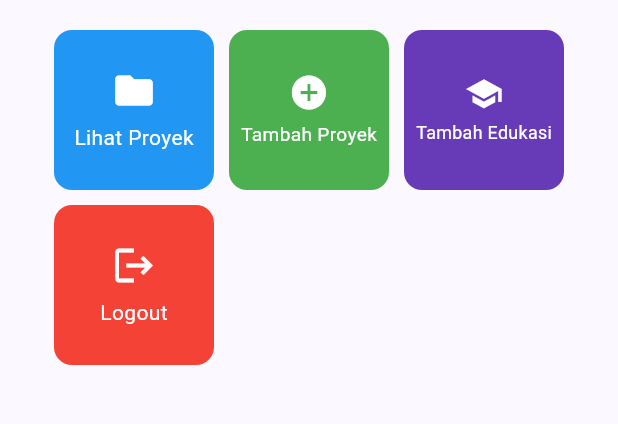
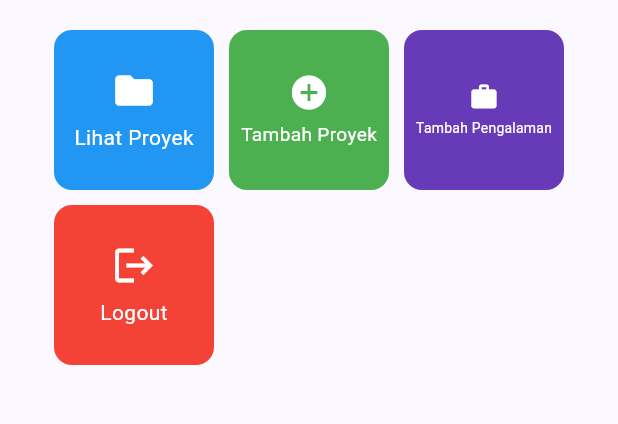
Before and after one commit to adiradmnk/myportofolio_mobile, a Flutter app: the screen it shows after launch, in the side drawer, after a tap on "Home", on a phone screen of 412 x 824 dp, the part 375-799 px from its top. Run offline on Flutter 3.47's test engine with Material 3 defaults, Android fonts, the phone set to English and light mode, and no system bars; our stand-ins replace material_ui.

Commit message:
feat: ganti formulir edukasi menjadi formulir pengalaman sesuai model Experience

```diff
--- a/lib/screens/menu.dart
+++ b/lib/screens/menu.dart
@@ -1,5 +1,5 @@
 import 'package:material_ui/material_ui.dart';
-import 'package:myportofolio_mobile/screens/education_form.dart';
+import 'package:myportofolio_mobile/screens/experience_form.dart';
 import 'package:myportofolio_mobile/screens/project_form.dart';
 import 'package:myportofolio_mobile/widgets/info_card.dart';
 import 'package:myportofolio_mobile/widgets/project_card.dart';
@@ -22,10 +22,10 @@ class MyHomePage extends StatelessWidget {
       destination: (_) => const ProjectFormPage(),
     ),
     ItemHomepage(
-      "Tambah Edukasi",
-      Icons.school,
+      "Tambah Pengalaman",
+      Icons.work,
       Colors.deepPurple,
-      destination: (_) => const EducationFormPage(),
+      destination: (_) => const ExperienceFormPage(),
     ),
     ItemHomepage("Logout", Icons.logout, Colors.red),
   ];
--- a/lib/widgets/left_drawer.dart
+++ b/lib/widgets/left_drawer.dart
@@ -1,10 +1,10 @@
 import 'package:material_ui/material_ui.dart';
-import 'package:myportofolio_mobile/screens/education_form.dart';
+import 'package:myportofolio_mobile/screens/experience_form.dart';
 import 'package:myportofolio_mobile/screens/menu.dart';
 import 'package:myportofolio_mobile/screens/project_form.dart';
 
 /// Penanda halaman yang sedang aktif, dipakai untuk menyorot opsi drawer.
-enum DrawerPage { home, addProject, addEducation }
+enum DrawerPage { home, addProject, addExperience }
 
 /// Drawer yang sama untuk halaman utama dan semua halaman formulir.
 class LeftDrawer extends StatelessWidget {
@@ -55,7 +55,7 @@ class LeftDrawer extends StatelessWidget {
                 ),
                 SizedBox(height: 8),
                 Text(
-                  'Kelola proyek dan edukasi portofoliomu!',
+                  'Kelola proyek dan pengalaman portofoliomu!',
                   textAlign: TextAlign.center,
                   style: TextStyle(fontSize: 14, color: Colors.white),
                 ),
@@ -80,13 +80,13 @@ class LeftDrawer extends StatelessWidget {
             ),
           ),
           ListTile(
-            leading: const Icon(Icons.school_outlined),
-            title: const Text('Add Education'),
-            selected: current == DrawerPage.addEducation,
+            leading: const Icon(Icons.work_outline),
+            title: const Text('Add Experience'),
+            selected: current == DrawerPage.addExperience,
             onTap: () => _navigate(
               context,
-              DrawerPage.addEducation,
-              (_) => const EducationFormPage(),
+              DrawerPage.addExperience,
+              (_) => const ExperienceFormPage(),
             ),
           ),
         ],
```
Also changed, not shown: lib/screens/experience_form.dart (added, +191 -0 lines), 1 other file.
